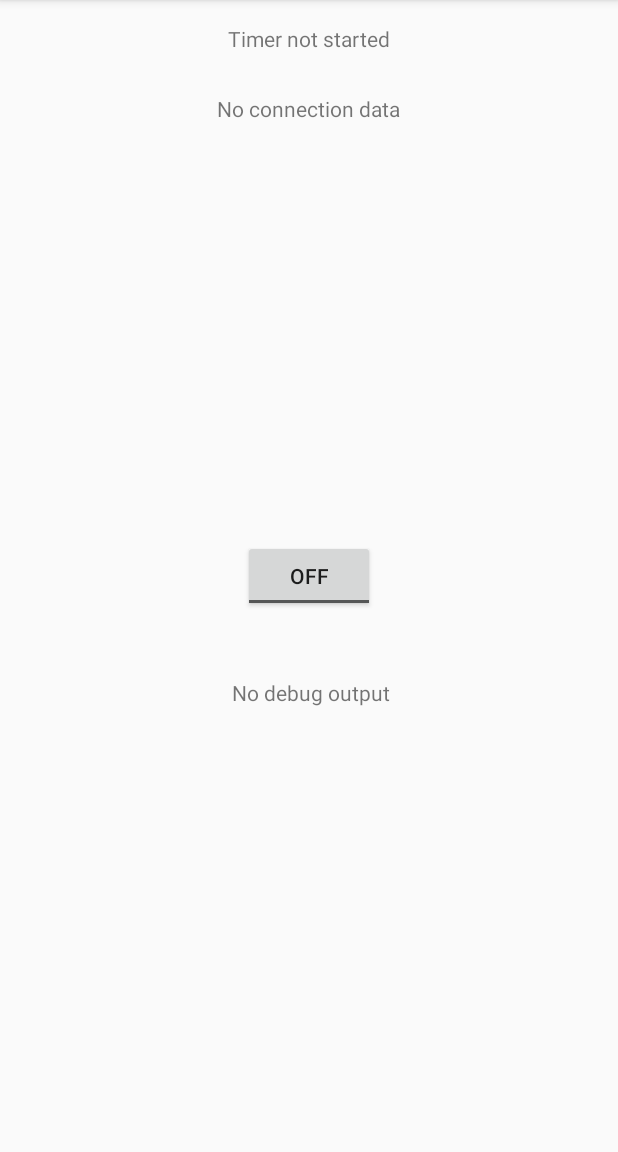
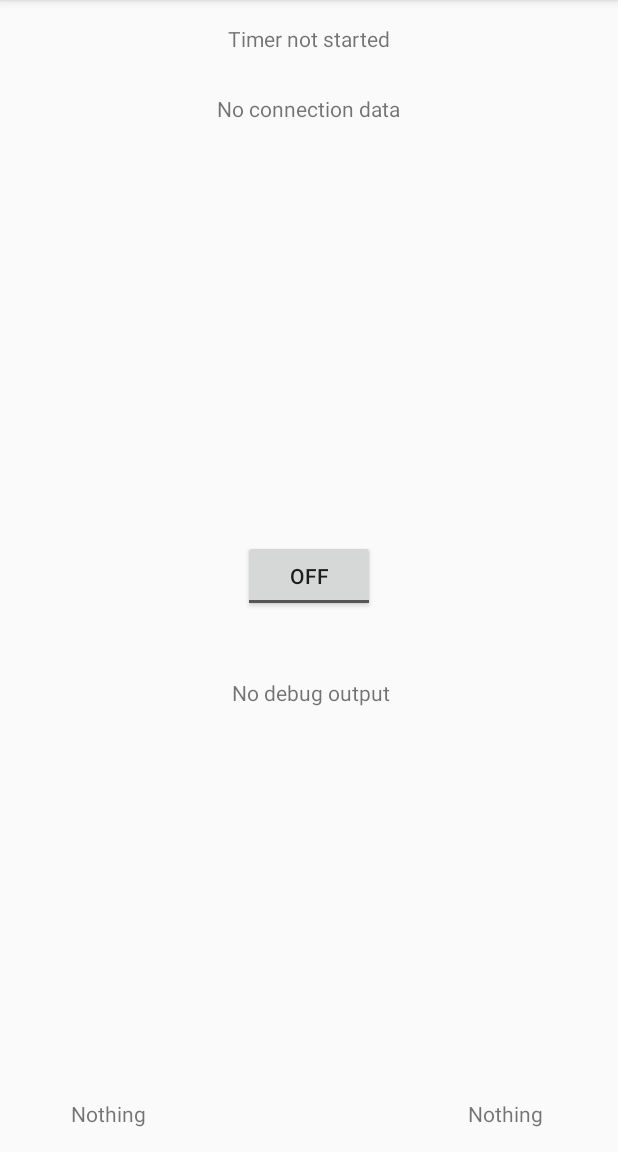
Before and after one commit to Willybood/Indi, an Android app: the screen it shows after launch (main), on a phone screen of 412 x 824 dp, the part 84-1236 px from its top. Run offline under Robolectric (Android 15) with nearby library versions, the phone set to English and light mode, and no system bars; libraries missing offline, so code that uses them is left out: com.android.future; 7 statements that could not run were skipped.

Commit message:
Calls can be detected. Not fully tested, but good enough for a cardboard prototype.

```diff
--- a/Waver/app/src/main/AndroidManifest.xml
+++ b/Waver/app/src/main/AndroidManifest.xml
@@ -2,6 +2,7 @@
 <manifest xmlns:android="http://schemas.android.com/apk/res/android"
     package="com.DorsetEggs.waver" >
 
+    <uses-permission android:name="android.permission.READ_PHONE_STATE" />
     <application
         android:allowBackup="true"
         android:icon="@drawable/ic_launcher"
@@ -23,7 +24,10 @@
             <meta-data
                 android:name="android.hardware.usb.action.USB_ACCESSORY_ATTACHED"
                 android:resource="@xml/accessory_filter" />
+
+            <intent-filter>
+                <action android:name="android.intent.action.PHONE_STATE" />
+            </intent-filter>
         </activity>
     </application>
-
 </manifest>
--- a/Waver/app/src/main/java/com/DorsetEggs/waver/main.java
+++ b/Waver/app/src/main/java/com/DorsetEggs/waver/main.java
@@ -2,6 +2,7 @@ package com.DorsetEggs.waver;
 
 import android.support.v7.app.ActionBarActivity;
 import android.os.Bundle;
+import android.telephony.TelephonyManager;
 import android.view.Menu;
 import android.view.MenuItem;
 
@@ -13,7 +14,6 @@ import android.content.Context;
 import android.content.DialogInterface;
 import android.content.Intent;
 import android.content.IntentFilter;
-import android.os.Bundle;
 import android.os.ParcelFileDescriptor;
 import android.util.Log;
 import android.view.View;
@@ -30,12 +30,10 @@ import java.io.IOException;
 import java.nio.ByteBuffer;
 import java.nio.ByteOrder;
 
-
 public class main extends ActionBarActivity {
-
     public static final boolean D = BuildConfig.DEBUG; // This is automatically set when building
-    private static final String TAG = "ArduinoBlinkLEDActivity"; // TAG is used to debug in Android logcat console
-    private static final String ACTION_USB_PERMISSION = "com.tkjelectronics.arduino.blink.led.USB_PERMISSION";
+    private static final String TAG = "WaverActivity"; // TAG is used to debug in Android logcat console
+    private static final String ACTION_USB_PERMISSION = "com.DorsetEggs.arduino.waver.robot.USB_PERMISSION";
 
     UsbAccessory mAccessory;
     ParcelFileDescriptor mFileDescriptor;
@@ -45,10 +43,11 @@ public class main extends ActionBarActivity {
     private PendingIntent mPermissionIntent;
     private boolean mPermissionRequestPending;
     TextView connectionStatus;
+
     ConnectedThread mConnectedThread;
-
     private final BroadcastReceiver mUsbReceiver = new BroadcastReceiver() {
         @Override
+        //Usb broadcast event
         public void onReceive(Context context, Intent intent) {
             String action = intent.getAction();
             if (ACTION_USB_PERMISSION.equals(action)) {
@@ -71,6 +70,25 @@ public class main extends ActionBarActivity {
         }
     };
 
+    private final BroadcastReceiver mCallReceiver = new BroadcastReceiver() {
+        @Override
+        //Call broadcast event
+        public void onReceive(Context context, Intent intent) {
+            //Call broadcast event
+            if (intent.getStringExtra(TelephonyManager.EXTRA_STATE).equals(TelephonyManager.EXTRA_STATE_RINGING)) {
+                // This code will execute when the phone has an incoming call
+                // get the phone number
+                String incomingNumber = intent.getStringExtra(TelephonyManager.EXTRA_INCOMING_NUMBER);
+                printCallReceivedMessage("Call from:" + incomingNumber);
+            } else if (intent.getStringExtra(TelephonyManager.EXTRA_STATE).equals(
+                    TelephonyManager.EXTRA_STATE_IDLE)
+                    || intent.getStringExtra(TelephonyManager.EXTRA_STATE).equals(
+                    TelephonyManager.EXTRA_STATE_OFFHOOK)) {
+                printCallDroppedMessage("Detected call hangup event");
+            }
+        }
+    };
+
     @Override
     public void onCreate(Bundle savedInstanceState) {
         super.onCreate(savedInstanceState);
@@ -79,9 +97,13 @@ public class main extends ActionBarActivity {
 
         mUsbManager = UsbManager.getInstance(this);
         mPermissionIntent = PendingIntent.getBroadcast(this, 0, new Intent(ACTION_USB_PERMISSION), 0);
-        IntentFilter filter = new IntentFilter(ACTION_USB_PERMISSION);
-        filter.addAction(UsbManager.ACTION_USB_ACCESSORY_DETACHED);
-        registerReceiver(mUsbReceiver, filter);
+
+        IntentFilter usbFilter = new IntentFilter(ACTION_USB_PERMISSION);
+        usbFilter.addAction(UsbManager.ACTION_USB_ACCESSORY_DETACHED);
+        registerReceiver(mUsbReceiver, usbFilter);
+
+        IntentFilter callFilter = new IntentFilter(TelephonyManager.ACTION_PHONE_STATE_CHANGED);
+        registerReceiver(mCallReceiver, callFilter);
     }
 
     @Override
@@ -140,6 +162,7 @@ public class main extends ActionBarActivity {
         super.onDestroy();
         closeAccessory();
         unregisterReceiver(mUsbReceiver);
+        unregisterReceiver(mCallReceiver);
     }
 
     private void openAccessory(UsbAccessory accessory) {
@@ -276,4 +299,16 @@ public class main extends ActionBarActivity {
         mDebugOutput = (TextView) findViewById(R.id.debugOutput);
         mDebugOutput.setText(output);
     }
+
+    public void printCallDroppedMessage(String output) {
+        TextView mCallDroppedInfo;
+        mCallDroppedInfo = (TextView) findViewById(R.id.callDroppedInfo);
+        mCallDroppedInfo.setText(output);
+    }
+
+    public void printCallReceivedMessage(String output) {
+        TextView mCallRecievedInfo;
+        mCallRecievedInfo = (TextView) findViewById(R.id.callRecievedInfo);
+        mCallRecievedInfo.setText(output);
+    }
 }
--- a/Waver/app/src/main/res/layout/main.xml
+++ b/Waver/app/src/main/res/layout/main.xml
@@ -44,4 +44,24 @@
         android:layout_alignEnd="@+id/textView"
         android:layout_marginTop="44dp" />
 
+    <TextView
+        android:layout_width="wrap_content"
+        android:layout_height="wrap_content"
+        android:text="Nothing"
+        android:id="@+id/callRecievedInfo"
+        android:layout_alignParentBottom="true"
+        android:layout_alignParentLeft="true"
+        android:layout_alignParentStart="true"
+        android:layout_marginLeft="31dp" />
+
+    <TextView
+        android:layout_width="wrap_content"
+        android:layout_height="wrap_content"
+        android:text="Nothing"
+        android:id="@+id/callDroppedInfo"
+        android:layout_marginRight="34dp"
+        android:layout_alignParentBottom="true"
+        android:layout_alignParentRight="true"
+        android:layout_alignParentEnd="true" />
+
 </RelativeLayout>
```
